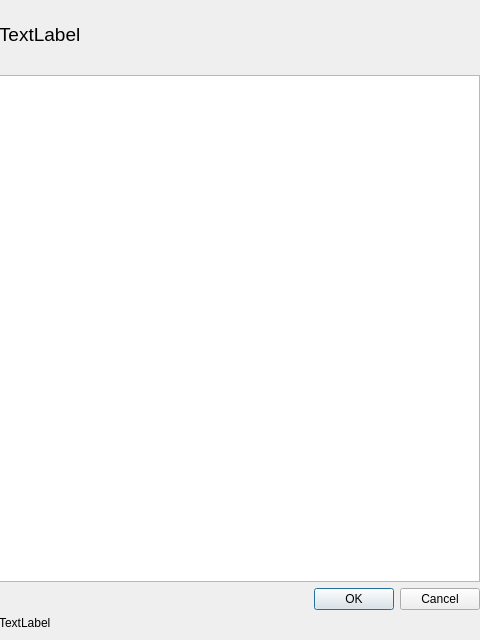
First picture: the form in templates/MultiOperatorTemplate.ui, repository Jonny-programmer/elemer_app, before the edit.
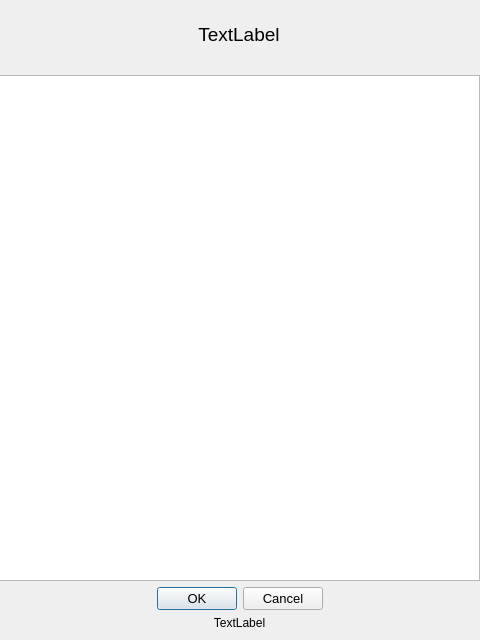
Second picture: the form after the edit.

Commit message: All templates are ready

Diff of the .ui file:
```diff
--- a/templates/MultiOperatorTemplate.ui
+++ b/templates/MultiOperatorTemplate.ui
@@ -30,16 +30,30 @@
    </property>
    <layout class="QGridLayout" name="gridLayout">
     <item row="1" column="0">
-     <widget class="QTextEdit" name="textEdit"/>
+     <widget class="QTextEdit" name="textEdit">
+      <property name="font">
+       <font>
+        <pointsize>10</pointsize>
+       </font>
+      </property>
+     </widget>
     </item>
     <item row="2" column="0">
      <widget class="QDialogButtonBox" name="buttonBox">
+      <property name="font">
+       <font>
+        <pointsize>10</pointsize>
+       </font>
+      </property>
       <property name="orientation">
        <enum>Qt::Horizontal</enum>
       </property>
       <property name="standardButtons">
        <set>QDialogButtonBox::Cancel|QDialogButtonBox::Ok</set>
       </property>
+      <property name="centerButtons">
+       <bool>true</bool>
+      </property>
      </widget>
     </item>
     <item row="0" column="0">
@@ -64,13 +78,24 @@
       <property name="text">
        <string>TextLabel</string>
       </property>
+      <property name="alignment">
+       <set>Qt::AlignCenter</set>
+      </property>
      </widget>
     </item>
     <item row="3" column="0">
      <widget class="QLabel" name="comment_label">
+      <property name="font">
+       <font>
+        <pointsize>9</pointsize>
+       </font>
+      </property>
       <property name="text">
        <string>TextLabel</string>
       </property>
+      <property name="alignment">
+       <set>Qt::AlignCenter</set>
+      </property>
      </widget>
     </item>
     <item row="4" column="0">
```
The commit also changes 7 other files.
